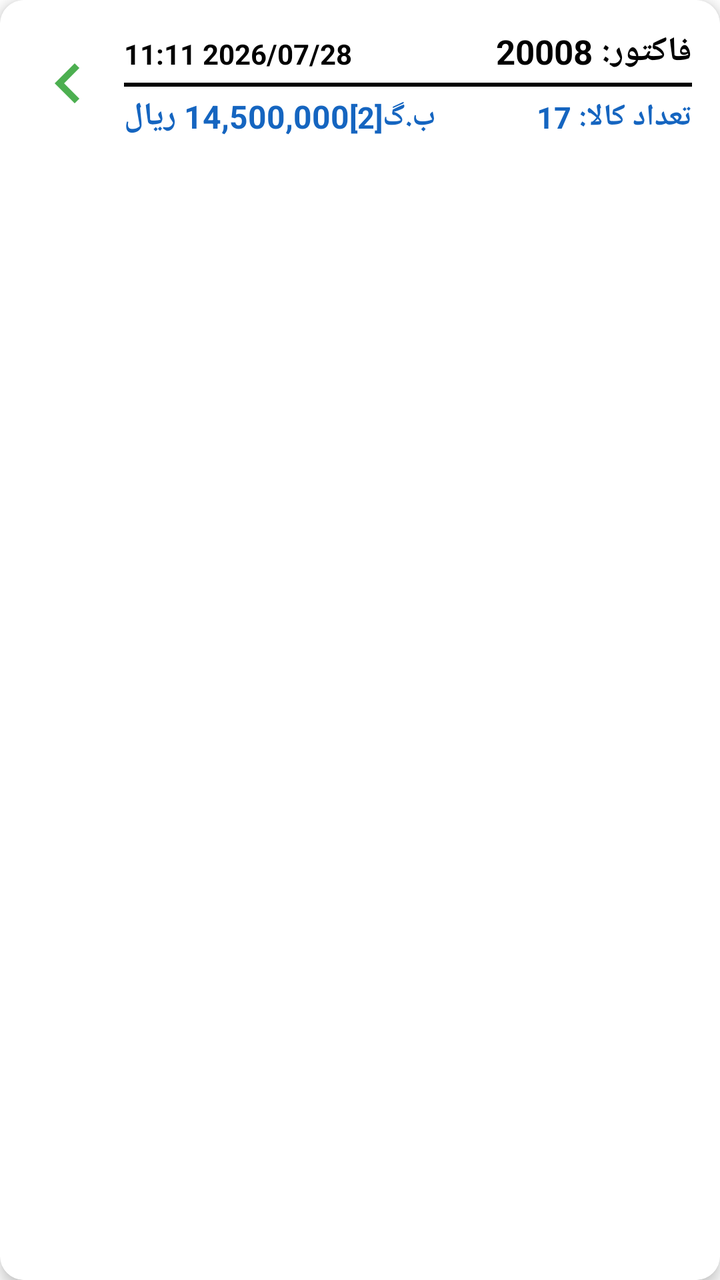
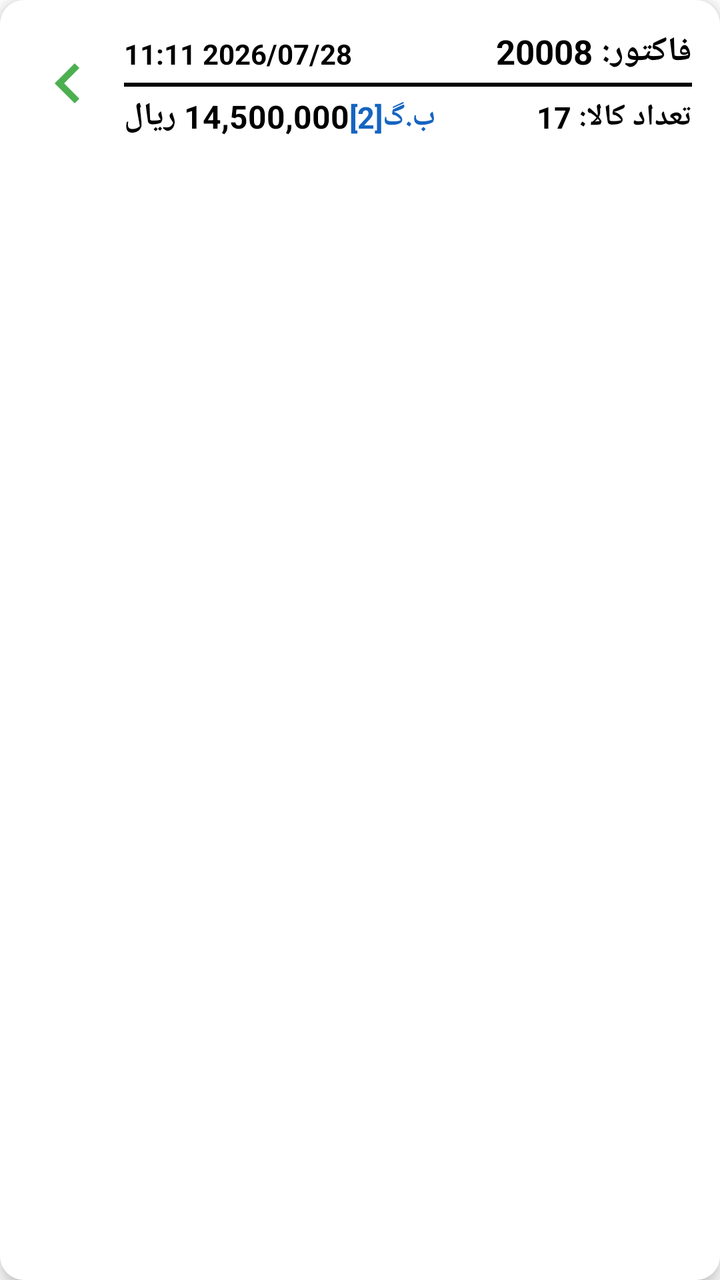

Before-and-after screenshots of an Android layout around one commit, followed by the original layout XML and the change that was made.
<!-- AndroidManifest.xml: application theme Theme.Helia -->
<!-- res/layout/item_invoice_history.xml -->
<?xml version="1.0" encoding="utf-8"?>
<com.google.android.material.card.MaterialCardView xmlns:android="http://schemas.android.com/apk/res/android"
    xmlns:app="http://schemas.android.com/apk/res-auto"
    android:layout_width="match_parent"
    android:layout_height="wrap_content"
    android:layout_marginHorizontal="12dp"
    android:layout_marginVertical="6dp"
    android:clickable="true"
    android:focusable="true"
    android:foreground="?attr/selectableItemBackground"
    app:cardCornerRadius="12dp"
    app:cardElevation="4dp"
    app:strokeWidth="1dp">

    <androidx.constraintlayout.widget.ConstraintLayout
        android:layout_width="match_parent"
        android:layout_height="wrap_content"
        android:layoutDirection="rtl"
        android:padding="14dp">

        
        <ImageView
            android:id="@+id/imgArrow"
            android:layout_width="40dp"
            android:layout_height="40dp"
            android:src="@drawable/baseline_chevron_left_24"
            app:layout_constraintBottom_toBottomOf="parent"
            app:layout_constraintEnd_toEndOf="parent"
            app:layout_constraintTop_toTopOf="parent"
            app:tint="#4CAF50" />

        
        <LinearLayout
            android:layout_width="0dp"
            android:layout_height="wrap_content"
            android:layout_marginEnd="8dp"
            android:orientation="vertical"
            app:layout_constraintEnd_toStartOf="@+id/imgArrow"
            app:layout_constraintStart_toStartOf="parent"
            app:layout_constraintTop_toTopOf="parent">

            
            <LinearLayout
                android:layout_width="match_parent"
                android:layout_height="wrap_content"
                android:layoutDirection="rtl"
                android:orientation="horizontal">

                <TextView
                    android:id="@+id/txtInvoiceID"
                    android:layout_width="0dp"
                    android:layout_height="wrap_content"
                    android:layout_weight="1"
                    android:text="فاکتور: 20008"
                    android:textColor="@color/text_primary"
                    android:textSize="17sp"
                    android:textStyle="bold" />

                <TextView
                    android:id="@+id/txtDateTime"
                    android:layout_width="wrap_content"
                    android:layout_height="wrap_content"
                    android:text="2026/07/28 11:11"
                    android:textColor="@color/text_primary"
                    android:textSize="14sp"
                    android:textStyle="bold" />
            </LinearLayout>

            <View
                android:layout_width="match_parent"
                android:layout_height="2dp"
                android:layout_marginVertical="4dp"
                android:background="#000000" />

            
            <LinearLayout
                android:layout_width="match_parent"
                android:layout_height="wrap_content"
                android:layoutDirection="rtl"
                android:orientation="horizontal">

                <TextView
                    android:id="@+id/txtCount"
                    android:layout_width="0dp"
                    android:layout_height="wrap_content"
                    android:layout_weight="2"
                    android:text="تعداد کالا: 17"
                    android:textColor="#1565C0"
                    android:textSize="15sp"
                    android:textStyle="bold" />

                <TextView
                    android:id="@+id/txtReturnedCount"
                    android:layout_width="wrap_content"
                    android:layout_height="wrap_content"
                    android:text="ب.گ[2]"
                    android:textColor="#1565C0"
                    android:textSize="15sp"
                    android:textStyle="bold" />

                <TextView
                    android:id="@+id/txtAmount"
                    android:layout_width="wrap_content"
                    android:layout_height="wrap_content"
                    android:text="14,500,000 ریال"
                    android:textColor="#1565C0"
                    android:textSize="16sp"
                    android:textStyle="bold" />
            </LinearLayout>
        </LinearLayout>

    </androidx.constraintlayout.widget.ConstraintLayout>

</com.google.android.material.card.MaterialCardView>
<!-- resources referenced by this layout -->
<resources>
  <color name="text_primary">#000000</color>
  <!-- drawable baseline_chevron_left_24 (drawable) -->
  <vector xmlns:android="http://schemas.android.com/apk/res/android" android:height="24dp" android:tint="#000000" android:viewportHeight="24" android:viewportWidth="24" android:width="24dp">
        
      <path android:fillColor="@android:color/white" android:pathData="M15.41,7.41L14,6l-6,6 6,6 1.41,-1.41L10.83,12z"/>
      
  </vector>
  <style name="Theme.Helia" parent="Theme.MaterialComponents.DayNight.NoActionBar">
  
          <item name="android:statusBarColor">@android:color/white</item>
          <item name="android:navigationBarColor">@android:color/white</item>
  
          <item name="android:windowLightStatusBar">true</item>
          <item name="android:windowLightNavigationBar">true</item>
  
      </style>
</resources>

<!-- the commit's change to res/layout/item_invoice_history.xml (unified diff, before → after) -->
@@ -70,7 +70,7 @@
                 android:layout_width="match_parent"
                 android:layout_height="2dp"
                 android:layout_marginVertical="4dp"
-                android:background="#000000" />
+                android:background="@color/text_primary" />
 
             
             <LinearLayout
@@ -85,7 +85,7 @@
                     android:layout_height="wrap_content"
                     android:layout_weight="2"
                     android:text="تعداد کالا: 17"
-                    android:textColor="#1565C0"
+                    android:textColor="@color/text_primary"
                     android:textSize="15sp"
                     android:textStyle="bold" />
 
@@ -103,7 +103,7 @@
                     android:layout_width="wrap_content"
                     android:layout_height="wrap_content"
                     android:text="14,500,000 ریال"
-                    android:textColor="#1565C0"
+                    android:textColor="@color/text_primary"
                     android:textSize="16sp"
                     android:textStyle="bold" />
             </LinearLayout>
